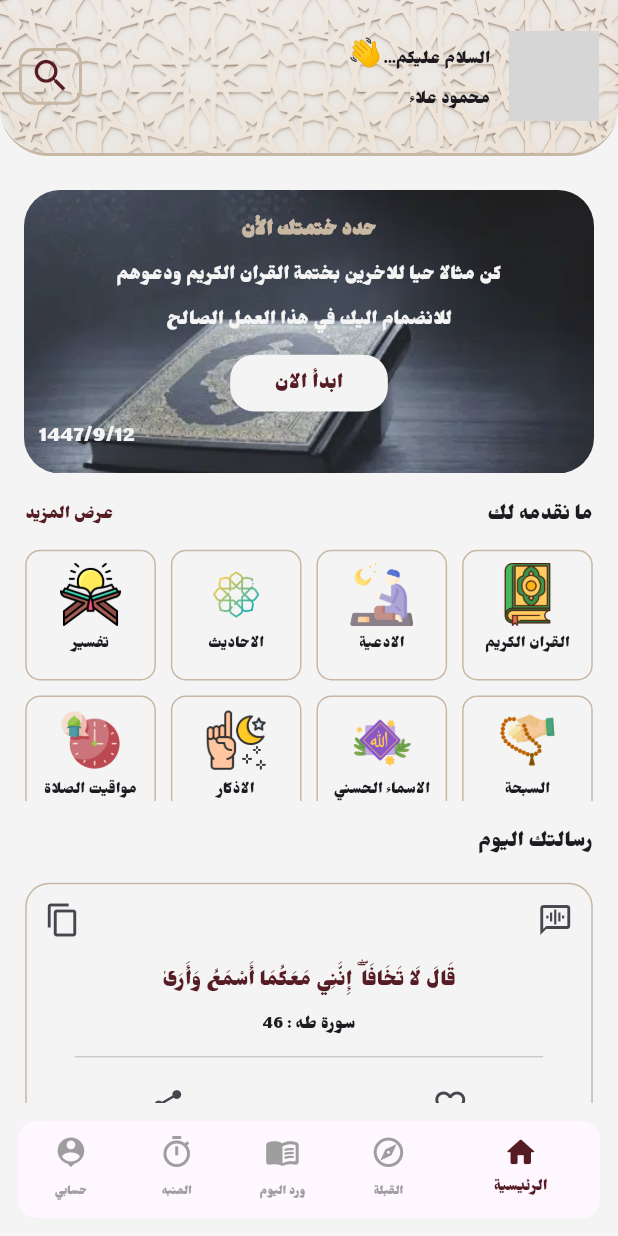
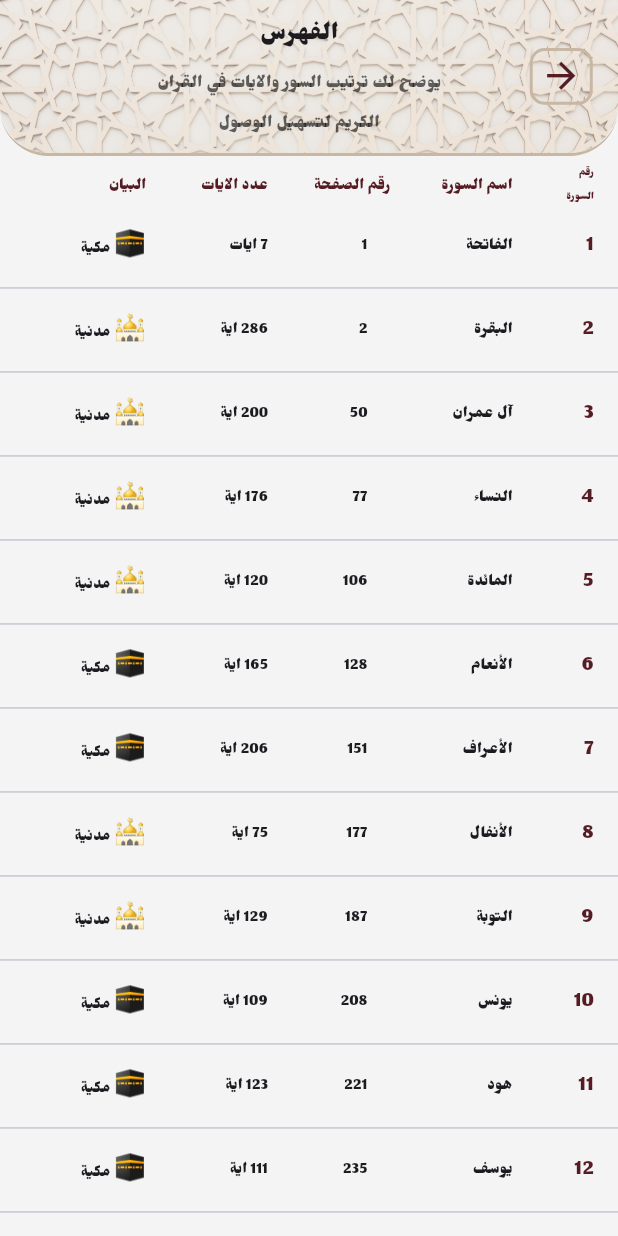
Before and after one commit to mahmoud-alaa77/Yaqeen, a Flutter app: the screen it shows after launch, on a phone screen of 412 x 824 dp. Run offline on Flutter 3.47's test engine with Material 3 defaults, Android fonts, the phone set to English and light mode, and no system bars; our stand-ins replace animated_splash_screen, dartz, dio, flutter_bloc, flutter_local_notifications, flutter_screenutil and 3 more; generated files the repository leaves out were written again; grey boxes are pictures that could not be loaded.

Commit message:
finish quraan feature and display quraan suceessfully

```diff
--- /dev/null
+++ b/lib/core/networking/api_constants.dart
@@ -0,0 +1,5 @@
+
+class ApiConstants {
+  static const String quranBaseUrl = 'https://api.alquran.cloud/v1/';
+
+}
--- a/lib/core/routing/app_routing.dart
+++ b/lib/core/routing/app_routing.dart
@@ -1,8 +1,14 @@
 import 'package:flutter/material.dart';
+import 'package:flutter_bloc/flutter_bloc.dart';
+import 'package:islamic_app/core/di/dependency_injection.dart';
 import 'package:islamic_app/core/routing/routes.dart';
 import 'package:islamic_app/features/azkaar/ui/azkaar_screen.dart';
 import 'package:islamic_app/features/azkaar/ui/showing_azkar_screen.dart';
 import 'package:islamic_app/features/home/ui/main_screen.dart';
+import 'package:islamic_app/features/quraan/data/models/surah_model.dart';
+import 'package:islamic_app/features/quraan/logic/cubit/cubit/surah_cubit.dart';
+import 'package:islamic_app/features/quraan/ui/quran_content_screen.dart';
+import 'package:islamic_app/features/quraan/ui/surah_screen.dart';
 import 'package:islamic_app/features/splash/splash_screen.dart';
 
 class AppRouting {
@@ -21,6 +27,21 @@ class AppRouting {
             builder: (context) => ShowingAzkarScreen(
                   azkaar: azkaar,
                 ));
+      case Routes.quranContentScreen:
+        return MaterialPageRoute(
+            builder: (context) => BlocProvider(
+                  create: (context) => SurahCubit(getIt()),
+                  child: const QuranContentScreen(),
+                ));
+      case Routes.quranContentDetailScreen:
+        final num = settings.arguments as int;
+        return MaterialPageRoute(
+            builder: (context) => BlocProvider(
+                  create: (context) => getIt<SurahCubit>(),
+                  child: SurahScreen(
+                    number: num,
+                  ),
+                ));
 
       default:
         return null;
--- a/lib/core/routing/routes.dart
+++ b/lib/core/routing/routes.dart
@@ -3,4 +3,6 @@ class Routes {
   static const String mainScreen = "/main_screen";
   static const String azkaarScreen = "/azkaar_screen";
   static const String allZakrScreen = "/all_zakr_screen";
+  static const String quranContentScreen = "/quran_screen_screen";
+  static const String quranContentDetailScreen = "/quran_screen_detail_screen";
 }
--- a/lib/core/theming/app_theme.dart
+++ b/lib/core/theming/app_theme.dart
@@ -7,6 +7,7 @@ class AppTheme {
     scaffoldBackgroundColor: AppColors.customWhiteColor,
     fontFamily: "Jomhuria",
     brightness: Brightness.light,
+
     // textTheme: TextTheme(
     //   bodyLarge: AppTextStyles.fontBodyLarge,
     //   bodySmall: AppTextStyles.fontBodySmall,
--- a/lib/features/azkaar/ui/azkaar_screen.dart
+++ b/lib/features/azkaar/ui/azkaar_screen.dart
@@ -1,5 +1,5 @@
 import 'package:flutter/material.dart';
-import 'package:islamic_app/core/azkaar_data.dart';
+import 'package:islamic_app/core/data/azkaar_data.dart';
 import 'package:islamic_app/core/helpers/extentions.dart';
 import 'package:islamic_app/core/routing/routes.dart';
 
--- /dev/null
+++ b/lib/features/quraan/logic/cubit/cubit/surah_cubit.dart
@@ -0,0 +1,21 @@
+import 'package:flutter_bloc/flutter_bloc.dart';
+import 'package:islamic_app/features/quraan/data/models/surah_model.dart';
+import 'package:islamic_app/features/quraan/data/repo/quran_repo.dart';
+
+part 'surah_state.dart';
+
+class SurahCubit extends Cubit<SurahState> {
+  final QuranRepo quranRepo;
+  SurahCubit(this.quranRepo) : super(SurahInitial());
+
+  getSurahByNum(String num) async {
+    emit(SurahLoading());
+
+    var result = await quranRepo.getSurahByNum(num: num);
+    result.fold((failure) {
+      emit(SurahError(error: failure.errorMessage));
+    }, (surahModel) {
+      emit(SurahLoadedSuccess(surahModel));
+    });
+  }
+}
--- /dev/null
+++ b/lib/features/quraan/ui/quran_content_screen.dart
@@ -0,0 +1,72 @@
+import 'package:flutter/material.dart';
+import 'package:flutter_screenutil/flutter_screenutil.dart';
+import 'package:islamic_app/core/theming/app_text_styles.dart';
+import 'package:islamic_app/core/widgets/custom_app_bar.dart';
+import 'package:islamic_app/features/quraan/ui/widgets/all_quran_list.dart';
+
+class QuranContentScreen extends StatelessWidget {
+  const QuranContentScreen({super.key});
+
+  @override
+  Widget build(BuildContext context) {
+    return SafeArea(
+        child: Scaffold(
+      body: Column(
+        children: [
+          const CustomAppBar(
+              backButton: true,
+              title: "الفهرس",
+              subTitle:
+                  "يوضح لك ترتيب السور والايات في القران \nالكريم لتسهيل الوصول"),
+          Padding(
+            padding: const EdgeInsetsDirectional.symmetric(
+                horizontal: 16, vertical: 4),
+            child: Row(
+              //mainAxisAlignment: MainAxisAlignment.spaceBetween,
+              children: [
+                Expanded(
+                  flex: 2,
+                  child: Text(
+                    "رقم\nالسورة",
+                    style:
+                        AppTextStyles.font24RedW500.copyWith(fontSize: 12.sp),
+                    textAlign: TextAlign.start,
+                  ),
+                ),
+                Expanded(
+                  flex: 3,
+                  child: Text(
+                    "اسم السورة",
+                    style: AppTextStyles.font18RedW200,
+                  ),
+                ),
+                Expanded(
+                  flex: 3,
+                  child: Text(
+                    "رقم الصفحة",
+                    style: AppTextStyles.font18RedW200,
+                  ),
+                ),
+                Expanded(
+                  flex: 3,
+                  child: Text(
+                    "عدد الايات",
+                    style: AppTextStyles.font18RedW200,
+                  ),
+                ),
+                Expanded(
+                  flex: 3,
+                  child: Text(
+                    "البيان",
+                    style: AppTextStyles.font18RedW200,
+                  ),
+                ),
+              ],
+            ),
+          ),
+          const Expanded(child: AllQuranList())
+        ],
+      ),
+    ));
+  }
+}
--- /dev/null
+++ b/lib/features/quraan/ui/widgets/all_quran_list.dart
@@ -0,0 +1,76 @@
+import 'package:flutter/material.dart';
+import 'package:islamic_app/core/data/quran_data.dart';
+import 'package:islamic_app/core/helpers/extentions.dart';
+import 'package:islamic_app/core/routing/routes.dart';
+import 'package:islamic_app/core/theming/app_text_styles.dart';
+
+class AllQuranList extends StatelessWidget {
+  const AllQuranList({super.key});
+
+  @override
+  Widget build(BuildContext context) {
+    return ListView.separated(
+      itemCount: quranArabicName.length,
+      separatorBuilder: (context, index) {
+        return const Divider();
+      },
+      itemBuilder: (context, index) {
+        return GestureDetector(
+          onTap: () async {
+            int number = index + 1;
+            context.pushNamed(Routes.quranContentDetailScreen,
+                arguments: number);
+          },
+          child: Padding(
+            padding: const EdgeInsetsDirectional.symmetric(
+                horizontal: 16, vertical: 4),
+            child: Row(
+              mainAxisAlignment: MainAxisAlignment.spaceBetween,
+              children: [
+                Expanded(
+                  flex: 2,
+                  child: Text(
+                    "${index + 1}",
+                    style: AppTextStyles.font24RedW500,
+                  ),
+                ),
+                Expanded(
+                  flex: 3,
+                  child: Text(
+                    quranArabicName[index]["name"],
+                    style: AppTextStyles.font18W200,
+                  ),
+                ),
+                Expanded(
+                  flex: 3,
+                  child: Text(
+                    "      ${numberOfPage[index]["num"]}",
+                    style: AppTextStyles.font18W200,
+                  ),
+                ),
+                Expanded(
+                  flex: 3,
+                  child: Text(
+                    numOfVerses[index] > 9
+                        ? "${numOfVerses[index]} اية"
+                        : "${numOfVerses[index]} ايات",
+                    style: AppTextStyles.font18W200,
+                  ),
+                ),
+                Expanded(
+                  flex: 3,
+                  child: Text(
+                    quranArabicName[index]["place"] == "k"
+                        ? "🕋 مكية"
+                        : "🕌 مدنية",
+                    style: AppTextStyles.font18W200,
+                  ),
+                ),
+              ],
+            ),
+          ),
+        );
+      },
+    );
+  }
+}
--- a/lib/yaqeen_app.dart
+++ b/lib/yaqeen_app.dart
@@ -6,6 +6,7 @@ import 'package:islamic_app/core/routing/routes.dart';
 import 'package:islamic_app/core/theming/app_theme.dart';
 import 'package:islamic_app/features/azkaar/ui/azkaar_screen.dart';
 import 'package:islamic_app/features/home/ui/main_screen.dart';
+import 'package:islamic_app/features/quraan/ui/quran_content_screen.dart';
 
 class YaqeenApp extends StatelessWidget {
   final AppRouting appRouter;
@@ -30,9 +31,9 @@ class YaqeenApp extends StatelessWidget {
         supportedLocales: const [
           Locale('ar'),
         ],
-        initialRoute: Routes.mainScreen,
+        initialRoute: Routes.quranContentScreen,
         onGenerateRoute: appRouter.genrateRoute,
-        home: const MainScreen(),
+        home: const QuranContentScreen(),
       ),
     );
   }
--- a/pubspec.yaml
+++ b/pubspec.yaml
@@ -53,7 +53,7 @@ dependencies:
   #A build system for Dart code generation and modular compilation.
   build_runner: ^2.4.13
   #for dependancy injection.
-  get_it: ^8.0.0
+  get_it: ^8.0.2
   #for handle errors
   dartz: ^0.10.1
    #Flutter plugin for SQLite, a self-contained, high-reliability, embedded, SQL database engine
```
Also changed, not shown: lib/features/quraan/data/models/quran_model.dart (added, +80 -0 lines), lib/features/quraan/data/models/surah_model.dart (added, +70 -0 lines), lib/features/quraan/data/repo/quran_repo.dart (added, +43 -0 lines), lib/features/quraan/logic/cubit/cubit/surah_state.dart (added, +18 -0 lines), lib/features/quraan/logic/cubit/quran_cubit.dart (added, +15 -0 lines), lib/features/quraan/logic/cubit/quran_state.dart (added, +18 -0 lines), lib/features/quraan/ui/surah_screen.dart (added, +88 -0 lines), lib/main.dart (+6 -1 lines), lib/features/quraan/data/models/quran_model.g.dart (added), lib/features/quraan/data/models/surah_model.g.dart (added), pubspec.lock.
